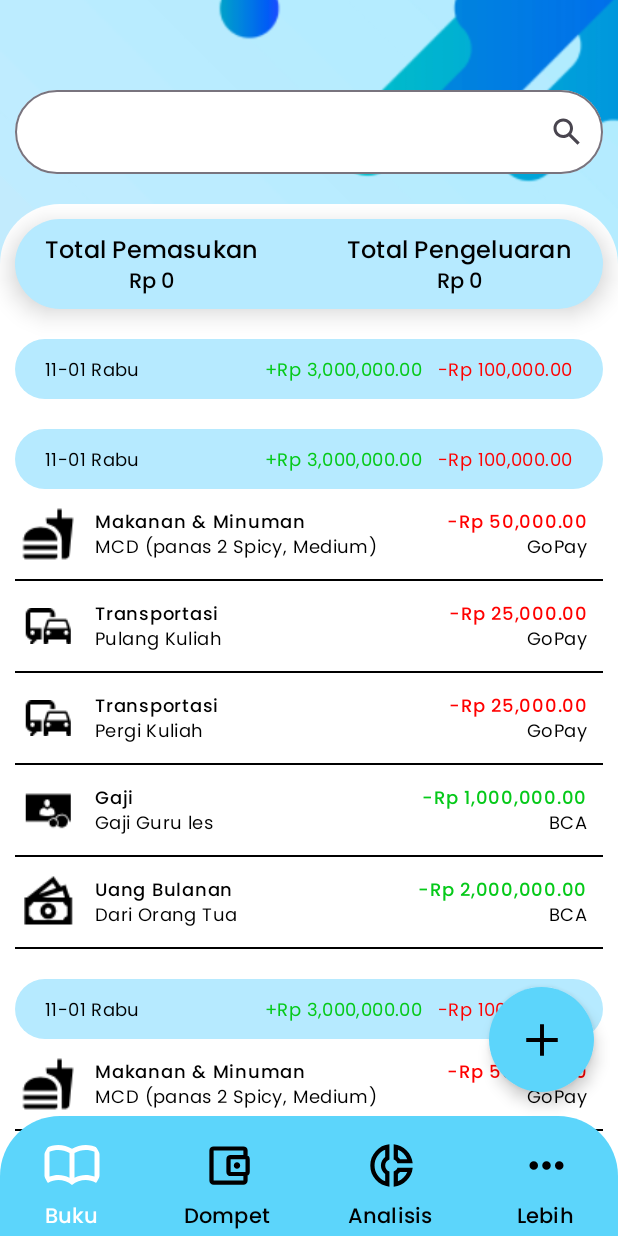
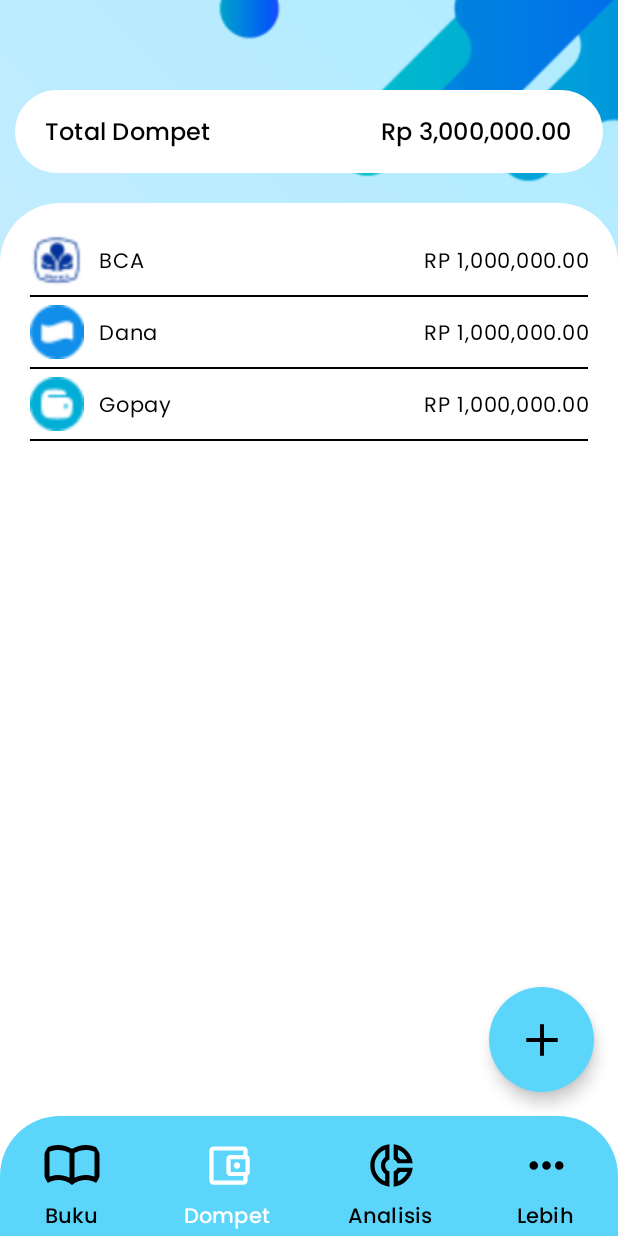
Before and after one commit to haikalirf/Monify, an Android app built with Jetpack Compose: the screen it shows after launch (MainActivity), after a tap on "Dompet", on a phone screen of 412 x 824 dp. Run offline under Robolectric (Android 15) with nearby library versions, the phone set to English and light mode, and no system bars; our stand-ins replace Dagger/Hilt's generated code; 2 other taps on this screen came first.

Commit message:
added main wallet

```diff
--- a/app/src/main/java/com/bleh/monify/MainActivity.kt
+++ b/app/src/main/java/com/bleh/monify/MainActivity.kt
@@ -10,6 +10,8 @@ import androidx.compose.material3.MaterialTheme
 import androidx.compose.material3.Surface
 import androidx.compose.material3.Text
 import androidx.compose.runtime.Composable
+import androidx.compose.runtime.collectAsState
+import androidx.compose.runtime.getValue
 import androidx.compose.runtime.remember
 import androidx.compose.ui.Modifier
 import androidx.compose.ui.tooling.preview.Preview
@@ -35,6 +37,8 @@ import com.bleh.monify.feature_auth.register.RegisterScreen
 import com.bleh.monify.feature_book.BookViewModel
 import com.bleh.monify.feature_book.book.BookScreen
 import com.bleh.monify.feature_book.editor.AddBookScreen
+import com.bleh.monify.feature_wallet.WalletViewModel
+import com.bleh.monify.feature_wallet.wallet.WalletScreen
 import com.bleh.monify.ui.theme.MonifyTheme
 import com.google.android.gms.auth.api.identity.Identity
 import dagger.hilt.android.AndroidEntryPoint
@@ -52,8 +56,8 @@ class MainActivity : ComponentActivity() {
     override fun onCreate(savedInstanceState: Bundle?) {
         super.onCreate(savedInstanceState)
         setContent {
+            val navController = rememberNavController()
             MonifyTheme {
-                val navController = rememberNavController()
                 NavHost(navController = navController, startDestination = "book") {
                     navigation(startDestination = "login", route = "auth") {
                         composable(route = "login",) {
@@ -77,17 +81,22 @@ class MainActivity : ComponentActivity() {
                     }
                     navigation(startDestination = "wallet_main", route = "wallet") {
                         composable("wallet_main") {
-
+                            val viewModel = it.sharedViewModel<WalletViewModel>(navController = navController)
+                            WalletScreen(navController = navController, viewModel = viewModel)
+                        }
+                        composable("wallet_add") {
+                            val viewModel = it.sharedViewModel<WalletViewModel>(navController = navController)
+//                            WalletAddScreen(navController = navController, viewModel = viewModel)
                         }
                     }
                     navigation(startDestination = "analysis_main", route = "analysis") {
                         composable("analysis_main") {
-
+                            Text(text = "Analysis")
                         }
                     }
-                    navigation(startDestination = "settings_main", route = "settings") {
-                        composable("settings_main") {
-
+                    navigation(startDestination = "more_main", route = "more") {
+                        composable("more_main") {
+                            Text(text = "More")
                         }
                     }
                 }
--- /dev/null
+++ b/app/src/main/java/com/bleh/monify/core/ui_components/BottomBar.kt
@@ -0,0 +1,115 @@
+package com.bleh.monify.core.ui_components
+
+import androidx.compose.foundation.layout.Arrangement
+import androidx.compose.foundation.layout.Column
+import androidx.compose.foundation.layout.Row
+import androidx.compose.foundation.layout.fillMaxSize
+import androidx.compose.foundation.layout.padding
+import androidx.compose.foundation.shape.RoundedCornerShape
+import androidx.compose.material3.BottomAppBar
+import androidx.compose.material3.Icon
+import androidx.compose.material3.IconButton
+import androidx.compose.material3.MaterialTheme
+import androidx.compose.material3.Text
+import androidx.compose.runtime.Composable
+import androidx.compose.runtime.collectAsState
+import androidx.compose.runtime.getValue
+import androidx.compose.ui.Alignment
+import androidx.compose.ui.Modifier
+import androidx.compose.ui.draw.clip
+import androidx.compose.ui.graphics.Color
+import androidx.compose.ui.res.painterResource
+import androidx.compose.ui.unit.dp
+import androidx.navigation.NavController
+import com.bleh.monify.R
+import com.bleh.monify.feature_book.BookViewModel
+import com.bleh.monify.ui.theme.Accent
+
+@Composable
+fun BottomBar(
+    navController: NavController,
+    bottomBarState: Int,
+) {
+    BottomAppBar(
+        containerColor = Accent,
+        modifier = Modifier
+            .clip(RoundedCornerShape(topStart = 40.dp, topEnd = 40.dp))
+    ) {
+        Row (
+            verticalAlignment = Alignment.CenterVertically,
+            horizontalArrangement = Arrangement.SpaceBetween,
+            modifier = Modifier
+                .fillMaxSize()
+                .padding(horizontal = 20.dp)
+        ) {
+            BottomBarItem(
+                icon = R.drawable.ic_book,
+                text = "Buku",
+                color = if (bottomBarState == 0) Color.White else Color.Black,
+                onClick = {
+                    if (bottomBarState != 0) {
+                        navController.navigate("book")
+                    }
+                }
+            )
+            BottomBarItem(
+                icon = R.drawable.ic_wallet,
+                text = "Dompet",
+                color = if (bottomBarState == 1) Color.White else Color.Black,
+                onClick = {
+                    if (bottomBarState != 1) {
+                        navController.navigate("wallet")
+                    }
+                }
+            )
+            BottomBarItem(
+                icon = R.drawable.ic_analysis,
+                text = "Analisis",
+                color = if (bottomBarState == 2) Color.White else Color.Black,
+                onClick = {
+                    if (bottomBarState != 2) {
+                        navController.navigate("analysis")
+                    }
+                }
+            )
+            BottomBarItem(
+                icon = R.drawable.ic_more,
+                text = "Lebih",
+                color = if (bottomBarState == 3) Color.White else Color.Black,
+                onClick = {
+                    if (bottomBarState != 3) {
+                        navController.navigate("more")
+                    }
+                }
+            )
+        }
+    }
+}
+
+@Composable
+fun BottomBarItem (
+    icon: Int,
+    text: String,
+    modifier: Modifier = Modifier,
+    color: Color = Color.Black,
+    onClick: () -> Unit
+) {
+    Column(
+        verticalArrangement = Arrangement.Bottom,
+        horizontalAlignment = Alignment.CenterHorizontally,
+        modifier = modifier
+    ) {
+        IconButton(onClick = onClick) {
+            Icon(
+                painter = painterResource(id = icon),
+                contentDescription = text,
+                tint = color
+            )
+        }
+        Text(
+            text = text,
+            style = MaterialTheme.typography.labelLarge,
+            color = color
+        )
+    }
+}
--- /dev/null
+++ b/app/src/main/java/com/bleh/monify/core/ui_components/FloatingAddButton.kt
@@ -0,0 +1,33 @@
+package com.bleh.monify.core.ui_components
+
+import androidx.compose.foundation.layout.size
+import androidx.compose.foundation.shape.CircleShape
+import androidx.compose.material3.FloatingActionButton
+import androidx.compose.material3.Icon
+import androidx.compose.runtime.Composable
+import androidx.compose.ui.Modifier
+import androidx.compose.ui.graphics.Color
+import androidx.compose.ui.res.painterResource
+import androidx.compose.ui.unit.dp
+import com.bleh.monify.R
+import com.bleh.monify.ui.theme.Accent
+
+@Composable
+fun FloatingAddButton(
+    modifier: Modifier = Modifier,
+    onClick: () -> Unit
+) {
+    FloatingActionButton(
+        onClick = onClick,
+        shape = CircleShape,
+        containerColor = Accent,
+        contentColor = Color.Black,
+        modifier = modifier
+            .size(70.dp)
+    ) {
+        Icon(
+            painter = painterResource(id = R.drawable.ic_add),
+            contentDescription = "Add Icon"
+        )
+    }
+}
--- a/app/src/main/java/com/bleh/monify/feature_auth/login/LoginScreen.kt
+++ b/app/src/main/java/com/bleh/monify/feature_auth/login/LoginScreen.kt
@@ -69,7 +69,11 @@ fun LoginScreen(
     LaunchedEffect(key1 = Unit) {
         viewModel.checkLogin()
         if (state.isUserLoggedIn) {
-            navController.navigate("book_main")
+            navController.navigate("book_main") {
+                popUpTo("auth") {
+                    inclusive = true
+                }
+            }
         }
     }
     Scaffold(
--- a/app/src/main/java/com/bleh/monify/feature_book/book/BookScreen.kt
+++ b/app/src/main/java/com/bleh/monify/feature_book/book/BookScreen.kt
@@ -15,14 +15,12 @@ import androidx.compose.foundation.layout.size
 import androidx.compose.foundation.lazy.LazyColumn
 import androidx.compose.foundation.shape.CircleShape
 import androidx.compose.foundation.shape.RoundedCornerShape
-import androidx.compose.material3.BottomAppBar
 import androidx.compose.material3.Card
 import androidx.compose.material3.CardDefaults
 import androidx.compose.material3.Divider
 import androidx.compose.material3.ExperimentalMaterial3Api
 import androidx.compose.material3.FloatingActionButton
 import androidx.compose.material3.Icon
-import androidx.compose.material3.IconButton
 import androidx.compose.material3.MaterialTheme
 import androidx.compose.material3.OutlinedTextField
 import androidx.compose.material3.OutlinedTextFieldDefaults
@@ -50,6 +48,8 @@ import androidx.compose.ui.unit.Dp
 import androidx.compose.ui.unit.dp
 import androidx.navigation.NavController
 import com.bleh.monify.R
+import com.bleh.monify.core.ui_components.BottomBar
+import com.bleh.monify.core.ui_components.FloatingAddButton
 import com.bleh.monify.feature_book.BookViewModel
 import com.bleh.monify.ui.theme.Accent
 import com.bleh.monify.ui.theme.AccentLight
@@ -59,21 +59,18 @@ import com.bleh.monify.ui.theme.Red
 @Composable
 fun BookScreen(
     navController: NavController,
-    viewModel: BookViewModel
+    viewModel: BookViewModel,
 ) {
-    val state by viewModel.state.collectAsState()
-    val focusManager = LocalFocusManager.current
-    val coroutineScope = rememberCoroutineScope()
     Scaffold(
         floatingActionButton = {
-            AddButton {
+            FloatingAddButton {
                 navController.navigate("book_add")
             }
         },
         bottomBar = {
             BottomBar(
                 navController = navController,
-                viewModel = viewModel
+                bottomBarState = 0
             )
         },
         containerColor = Color.Transparent,
@@ -99,7 +96,6 @@ fun BookScreen(
     }
 }
 
-@OptIn(ExperimentalMaterial3Api::class)
 @Composable
 fun SearchBar(
     viewModel: BookViewModel,
@@ -369,110 +365,11 @@ fun BookListItem(
     )
 }
 
-@Composable
-fun AddButton(
-    modifier: Modifier = Modifier,
-    onClick: () -> Unit
-) {
-    FloatingActionButton(
-        onClick = onClick,
-        shape = CircleShape,
-        containerColor = Accent,
-        contentColor = Color.Black,
-        modifier = modifier
-            .size(70.dp)
-    ) {
-        Icon(
-            painter = painterResource(id = R.drawable.ic_add),
-            contentDescription = "Add Icon"
-        )
-    }
-}
-
-@Composable
-fun BottomBar(
-    navController: NavController,
-    viewModel: BookViewModel,
-    modifier: Modifier = Modifier
-) {
-    BottomAppBar(
-        containerColor = Accent,
-        modifier = Modifier
-            .clip(RoundedCornerShape(topStart = 40.dp, topEnd = 40.dp))
-    ) {
-        Row (
-            verticalAlignment = Alignment.CenterVertically,
-            horizontalArrangement = Arrangement.SpaceBetween,
-            modifier = Modifier
-                .fillMaxSize()
-                .padding(horizontal = 20.dp)
-        ) {
-            BottomBarItem(
-                icon = R.drawable.ic_book,
-                text = "Buku",
-                color = Color.White,
-                onClick = {
-                    //TODO
-                }
-            )
-            BottomBarItem(
-                icon = R.drawable.ic_wallet,
-                text = "Dompet",
-                onClick = {
-                    //TODO
-                }
-            )
-            BottomBarItem(
-                icon = R.drawable.ic_analysis,
-                text = "Analisis",
-                onClick = {
-                    //TODO
-                }
-            )
-            BottomBarItem(
-                icon = R.drawable.ic_more,
-                text = "Lebih",
-                onClick = {
-                    //TODO
-                }
-            )
-        }
-    }
-}
-
-@Composable
-fun BottomBarItem (
-    icon: Int,
-    text: String,
-    modifier: Modifier = Modifier,
-    color: Color = Color.Black,
-    onClick: () -> Unit
-) {
-    Column(
-        verticalArrangement = Arrangement.Bottom,
-        horizontalAlignment = Alignment.CenterHorizontally,
-        modifier = modifier
-    ) {
-        IconButton(onClick = onClick) {
-            Icon(
-                painter = painterResource(id = icon),
-                contentDescription = text,
-                tint = color
-            )
-        }
-        Text(
-            text = text,
-            style = MaterialTheme.typography.labelLarge,
-            color = color
-        )
-    }
-}
-
 //@Preview(showSystemUi = true)
 @Composable
 fun BookScreenPreview() {
     BookScreen(
         navController = NavController(LocalContext.current),
-        viewModel = BookViewModel()
+        viewModel = BookViewModel(),
     )
 }
--- /dev/null
+++ b/app/src/main/java/com/bleh/monify/feature_wallet/WalletViewModel.kt
@@ -0,0 +1,12 @@
+package com.bleh.monify.feature_wallet
+
+import androidx.lifecycle.ViewModel
+import dagger.hilt.android.lifecycle.HiltViewModel
+import javax.inject.Inject
+
+@HiltViewModel
+class WalletViewModel @Inject constructor(
+
+): ViewModel() {
+
+}
--- /dev/null
+++ b/app/src/main/java/com/bleh/monify/feature_wallet/wallet/WalletScreen.kt
@@ -0,0 +1,185 @@
+package com.bleh.monify.feature_wallet.wallet
+
+import android.annotation.SuppressLint
+import androidx.compose.foundation.Image
+import androidx.compose.foundation.background
+import androidx.compose.foundation.clickable
+import androidx.compose.foundation.layout.Arrangement
+import androidx.compose.foundation.layout.Column
+import androidx.compose.foundation.layout.PaddingValues
+import androidx.compose.foundation.layout.Row
+import androidx.compose.foundation.layout.fillMaxSize
+import androidx.compose.foundation.layout.fillMaxWidth
+import androidx.compose.foundation.layout.height
+import androidx.compose.foundation.layout.padding
+import androidx.compose.foundation.layout.size
+import androidx.compose.foundation.lazy.LazyColumn
+import androidx.compose.foundation.shape.RoundedCornerShape
+import androidx.compose.material3.Card
+import androidx.compose.material3.CardDefaults
+import androidx.compose.material3.Divider
+import androidx.compose.material3.MaterialTheme
+import androidx.compose.material3.Scaffold
+import androidx.compose.material3.Text
+import androidx.compose.runtime.Composable
+import androidx.compose.ui.Alignment
+import androidx.compose.ui.Modifier
+import androidx.compose.ui.draw.clip
+import androidx.compose.ui.draw.paint
+import androidx.compose.ui.graphics.Color
+import androidx.compose.ui.layout.ContentScale
+import androidx.compose.ui.res.painterResource
+import androidx.compose.ui.text.style.TextAlign
+import androidx.compose.ui.unit.dp
+import androidx.navigation.NavController
+import com.bleh.monify.R
+import com.bleh.monify.core.ui_components.BottomBar
+import com.bleh.monify.core.ui_components.FloatingAddButton
+import com.bleh.monify.feature_wallet.WalletViewModel
+
+@Composable
+fun WalletScreen(
+    navController: NavController,
+    viewModel: WalletViewModel,
+) {
+    Scaffold(
+        floatingActionButton = {
+            FloatingAddButton {
+                navController.navigate("wallet_add")
+            }
+        },
+        bottomBar = {
+            BottomBar(
+                navController = navController,
+                bottomBarState = 1
+            )
+        },
+        containerColor = Color.Transparent,
+        modifier = Modifier
+            .paint(
+                painter = painterResource(R.drawable.main_background),
+                contentScale = ContentScale.Crop
+            )
+    ) {
+        Column(
+            modifier = Modifier
+        ) {
+            Column {
+                WalletTotalComposable(
+                    viewModel = viewModel,
+                    modifier = Modifier
+                        .padding(top = 60.dp)
+                )
+                WalletList(
+                    viewModel = viewModel,
+                    columnContentPadding = it,
+                    modifier = Modifier
+                        .padding(top = 20.dp)
+                        .weight(1f)
+                )
+            }
+        }
+    }
+}
+
+@Composable
+fun WalletTotalComposable(
+    viewModel: WalletViewModel,
+    modifier: Modifier = Modifier
+) {
+    Card(
+        colors = CardDefaults.cardColors(
+            containerColor = Color.White
+        ),
+        modifier = modifier
+            .fillMaxWidth()
+            .padding(horizontal = 10.dp)
+            .height(55.dp)
+            .clip(shape = RoundedCornerShape(30.dp))
+    ) {
+        Row(
+            verticalAlignment = Alignment.CenterVertically,
+            horizontalArrangement = Arrangement.SpaceBetween,
+            modifier = Modifier
+                .fillMaxSize()
+                .padding(horizontal = 20.dp)
+        ) {
+            Text(
+                text = "Total Dompet",
+                style = MaterialTheme.typography.titleMedium,
+            )
+            Text(
+                text = "Rp 3,000,000.00",
+                style = MaterialTheme.typography.titleMedium,
+            )
+        }
+    }
+}
+
+@Composable
+fun WalletList(
+    viewModel: WalletViewModel,
+    modifier: Modifier = Modifier,
+    columnContentPadding: PaddingValues = PaddingValues(0.dp)
+) {
+    LazyColumn(
+        contentPadding = PaddingValues(top = 20.dp, bottom = columnContentPadding.calculateBottomPadding()+85.dp),
+        modifier = modifier
+            .fillMaxSize()
+            .clip(RoundedCornerShape(topStart = 40.dp, topEnd = 40.dp))
+            .background(Color.White)
+    ) {
+        item {
+            WalletListItem(icon = R.drawable.bca, name = "BCA", nominal = "RP 1,000,000.00") {}
+            WalletListItem(icon = R.drawable.dana, name = "Dana", nominal = "RP 1,000,000.00") {}
+            WalletListItem(icon = R.drawable.gopay, name = "Gopay", nominal = "RP 1,000,000.00") {}
+        }
+    }
+}
+
+@Composable
+fun WalletListItem(
+    icon: Int,
+    name: String,
+    nominal: String,
+    modifier: Modifier = Modifier,
+    onClick: () -> Unit
+) {
+    Column(
+        modifier = modifier
+            .fillMaxWidth()
+            .padding(horizontal = 20.dp)
+            .clickable { onClick() }
+    ) {
+        Row(
+            verticalAlignment = Alignment.CenterVertically,
+            horizontalArrangement = Arrangement.Start,
+        ) {
+            Image(
+                painter = painterResource(id = icon),
+                contentDescription = name,
+                modifier = Modifier
+                    .size(36.dp)
+            )
+            Text(
+                text = name,
+                style = MaterialTheme.typography.bodyLarge,
+                modifier = Modifier
+                    .padding(start = 10.dp)
+            )
+            Text(
+                text = nominal,
+                style = MaterialTheme.typography.bodyLarge,
+                textAlign = TextAlign.End,
+                modifier = Modifier
+                    .weight(1f)
+            )
+        }
+        Divider(
+            thickness = 1.dp,
+            color = Color.Black,
+            modifier = Modifier
+                .padding(vertical = 5.dp)
+        )
+    }
+}
```
